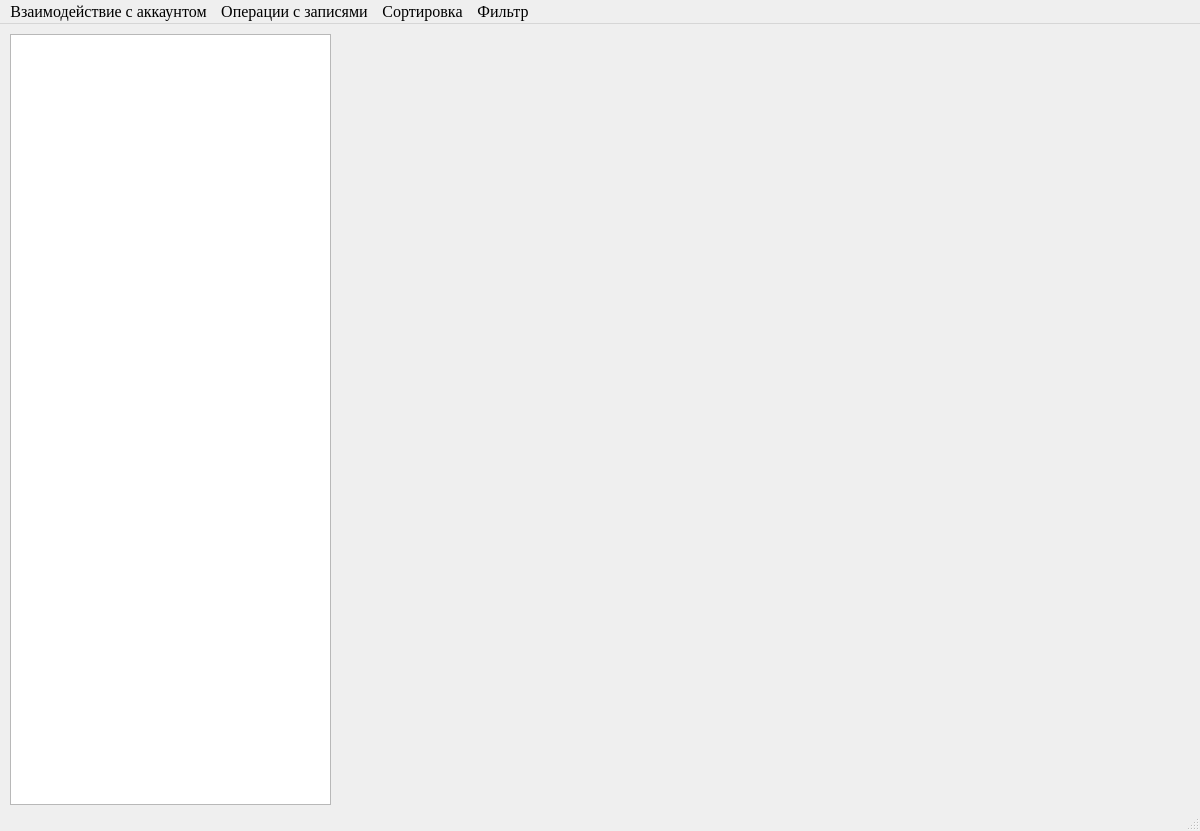
SwiftyKey/CostAccounting, file ui/main_window.ui: the form before one commit.
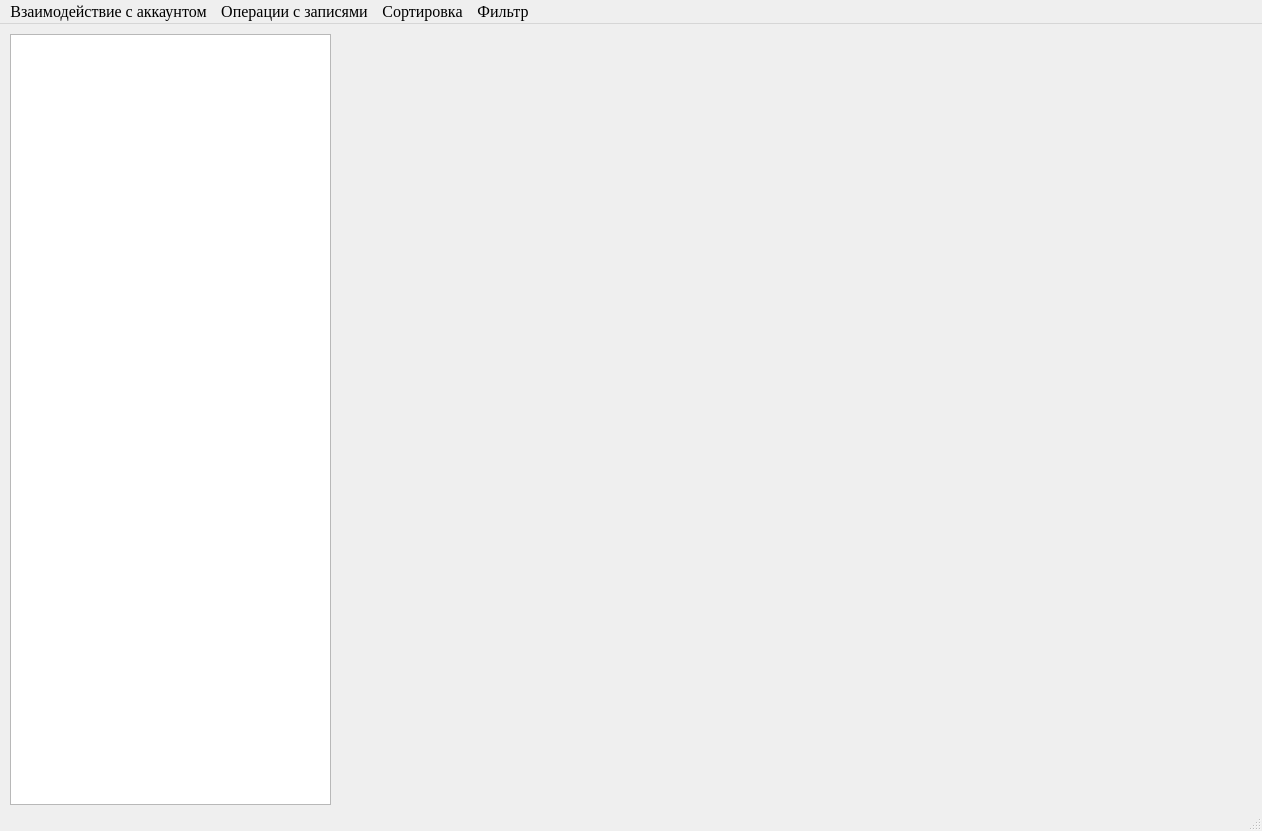
The form after the commit.

Patch:
```diff
--- a/ui/main_window.ui
+++ b/ui/main_window.ui
@@ -6,7 +6,7 @@
    <rect>
     <x>0</x>
     <y>0</y>
-    <width>1200</width>
+    <width>1262</width>
     <height>831</height>
    </rect>
   </property>
@@ -36,6 +36,16 @@
      </font>
     </property>
    </widget>
+   <widget class="QWidget" name="graph_widget" native="true">
+    <property name="geometry">
+     <rect>
+      <x>340</x>
+      <y>10</y>
+      <width>911</width>
+      <height>771</height>
+     </rect>
+    </property>
+   </widget>
   </widget>
   <widget class="QStatusBar" name="statusbar"/>
   <widget class="QMenuBar" name="menuBar">
@@ -43,7 +53,7 @@
     <rect>
      <x>0</x>
      <y>0</y>
-     <width>1200</width>
+     <width>1262</width>
      <height>21</height>
     </rect>
    </property>
```
